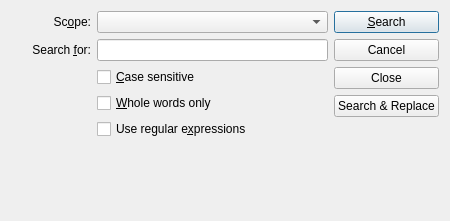
Before: the Qt Designer form src/plugins/find/finddialog.ui in qt-creator/qt-creator, drawn with Qt 5.
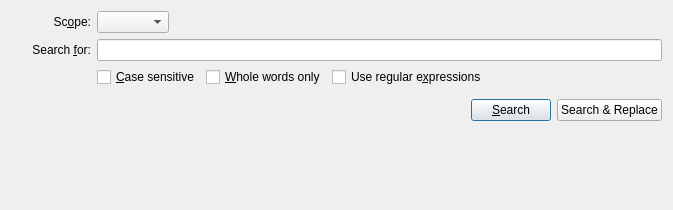
After: the same form once the commit is applied.

Commit message:
Move advanced search dialog into search result pane.
And move the cancel button into the specific search result widget.

```diff
--- a/src/plugins/find/finddialog.ui
+++ b/src/plugins/find/finddialog.ui
@@ -1,32 +1,21 @@
 <?xml version="1.0" encoding="UTF-8"?>
 <ui version="4.0">
  <class>Find::Internal::FindDialog</class>
- <widget class="QDialog" name="Find::Internal::FindDialog">
+ <widget class="QWidget" name="Find::Internal::FindDialog">
   <property name="geometry">
    <rect>
     <x>0</x>
     <y>0</y>
-    <width>450</width>
-    <height>221</height>
+    <width>673</width>
+    <height>210</height>
    </rect>
   </property>
-  <property name="sizePolicy">
-   <sizepolicy hsizetype="Minimum" vsizetype="Minimum">
-    <horstretch>0</horstretch>
-    <verstretch>0</verstretch>
-   </sizepolicy>
+  <property name="maximumSize">
+   <size>
+    <width>680</width>
+    <height>16777215</height>
+   </size>
   </property>
-  <property name="windowTitle">
-   <string>Search for...</string>
-  </property>
-  <property name="sizeGripEnabled">
-   <bool>false</bool>
-  </property>
-  <layout class="QVBoxLayout" name="verticalLayout">
-   <property name="sizeConstraint">
-    <enum>QLayout::SetMinAndMaxSize</enum>
-   </property>
-   <item>
     <layout class="QGridLayout" name="gridLayout">
      <item row="0" column="0">
       <widget class="QLabel" name="label">
@@ -54,26 +43,41 @@
       </widget>
      </item>
      <item row="0" column="1">
+    <widget class="QWidget" name="widget_2" native="true">
+     <layout class="QHBoxLayout" name="horizontalLayout_2">
+      <property name="spacing">
+       <number>0</number>
+      </property>
+      <property name="margin">
+       <number>0</number>
+      </property>
+      <item>
       <widget class="QComboBox" name="filterList">
        <property name="sizePolicy">
-        <sizepolicy hsizetype="Expanding" vsizetype="Fixed">
+         <sizepolicy hsizetype="Fixed" vsizetype="Fixed">
          <horstretch>0</horstretch>
          <verstretch>0</verstretch>
         </sizepolicy>
        </property>
       </widget>
      </item>
-     <item row="0" column="2">
-      <widget class="QPushButton" name="searchButton">
-       <property name="text">
-        <string>&amp;Search</string>
-       </property>
-       <property name="default">
-        <bool>true</bool>
-       </property>
-      </widget>
-     </item>
-     <item row="2" column="0">
+      <item>
+       <spacer name="horizontalSpacer_2">
+        <property name="orientation">
+         <enum>Qt::Horizontal</enum>
+        </property>
+        <property name="sizeHint" stdset="0">
+         <size>
+          <width>40</width>
+          <height>20</height>
+         </size>
+        </property>
+       </spacer>
+      </item>
+     </layout>
+    </widget>
+   </item>
+   <item row="1" column="0">
       <widget class="QLabel" name="label_2">
        <property name="text">
         <string>Search &amp;for:</string>
@@ -86,22 +90,12 @@
        </property>
       </widget>
      </item>
-     <item row="2" column="1">
+   <item row="1" column="1">
       <widget class="QLineEdit" name="searchTerm"/>
      </item>
-     <item row="7" column="0" colspan="2">
-      <widget class="QWidget" name="configWidget" native="true">
-       <property name="sizePolicy">
-        <sizepolicy hsizetype="Preferred" vsizetype="Fixed">
-         <horstretch>0</horstretch>
-         <verstretch>10</verstretch>
-        </sizepolicy>
-       </property>
-      </widget>
-     </item>
-     <item row="4" column="1" rowspan="3">
+   <item row="2" column="1">
       <widget class="QWidget" name="widget" native="true">
-       <layout class="QVBoxLayout" name="verticalLayout_2">
+     <layout class="QHBoxLayout" name="horizontalLayout">
         <property name="margin">
          <number>0</number>
         </property>
@@ -126,33 +120,67 @@
           </property>
          </widget>
         </item>
+      <item>
+       <spacer name="horizontalSpacer">
+        <property name="orientation">
+         <enum>Qt::Horizontal</enum>
+        </property>
+        <property name="sizeHint" stdset="0">
+         <size>
+          <width>40</width>
+          <height>20</height>
+         </size>
+        </property>
+       </spacer>
+      </item>
        </layout>
       </widget>
      </item>
-     <item row="5" column="2">
+   <item row="3" column="0" colspan="2">
+    <widget class="QWidget" name="configWidget" native="true">
+     <property name="sizePolicy">
+      <sizepolicy hsizetype="Preferred" vsizetype="Fixed">
+       <horstretch>0</horstretch>
+       <verstretch>10</verstretch>
+      </sizepolicy>
+     </property>
+    </widget>
+   </item>
+   <item row="4" column="0" colspan="2">
+    <layout class="QHBoxLayout" name="horizontalLayout_3">
+     <item>
+      <spacer name="horizontalSpacer_3">
+       <property name="orientation">
+        <enum>Qt::Horizontal</enum>
+       </property>
+       <property name="sizeHint" stdset="0">
+        <size>
+         <width>40</width>
+         <height>20</height>
+        </size>
+       </property>
+      </spacer>
+     </item>
+     <item>
+      <widget class="QPushButton" name="searchButton">
+       <property name="text">
+        <string>&amp;Search</string>
+       </property>
+       <property name="default">
+        <bool>true</bool>
+       </property>
+      </widget>
+     </item>
+     <item>
       <widget class="QPushButton" name="replaceButton">
        <property name="text">
         <string>Search &amp;&amp; Replace</string>
        </property>
       </widget>
      </item>
-     <item row="4" column="2">
-      <widget class="QPushButton" name="closeButton">
-       <property name="text">
-        <string>Close</string>
-       </property>
-      </widget>
-     </item>
-     <item row="2" column="2">
-      <widget class="QPushButton" name="cancelButton">
-       <property name="text">
-        <string>Cancel</string>
-       </property>
-      </widget>
-     </item>
     </layout>
    </item>
-   <item>
+   <item row="5" column="1">
     <spacer name="verticalSpacer">
      <property name="orientation">
       <enum>Qt::Vertical</enum>
```
Left out of the diff: 4 changed lines with no effect on the pictures. Lines whose indentation alone changed are shown as unchanged. The commit also changes 17 other files.
